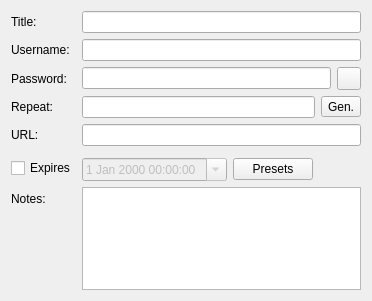
Before: the Qt Designer form src/gui/entry/EditEntryWidgetMain.ui in keepassxreboot/keepassxc, drawn with Qt 5.
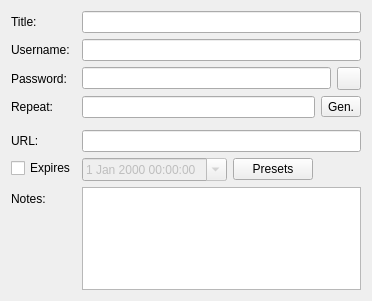
After: the same form once the commit is applied. Custom widgets are drawn as their Qt base class.

Commit message: Move password generator widget to the right row.

The edit to the form file:
```diff
--- a/src/gui/entry/EditEntryWidgetMain.ui
+++ b/src/gui/entry/EditEntryWidgetMain.ui
@@ -87,10 +87,7 @@
      </item>
     </layout>
    </item>
-   <item row="6" column="1">
-    <widget class="QLineEdit" name="urlEdit"/>
-   </item>
-   <item row="6" column="0">
+   <item row="7" column="0">
     <widget class="QLabel" name="urlLabel">
      <property name="text">
       <string>URL:</string>
@@ -98,7 +95,7 @@
     </widget>
    </item>
    <item row="7" column="1">
-    <widget class="PasswordGeneratorWidget" name="passwordGenerator" native="true"/>
+    <widget class="QLineEdit" name="urlEdit"/>
    </item>
    <item row="8" column="0">
     <widget class="QCheckBox" name="expireCheck">
@@ -145,6 +142,9 @@
      </property>
     </widget>
    </item>
+   <item row="6" column="1">
+    <widget class="PasswordGeneratorWidget" name="passwordGenerator" native="true"/>
+   </item>
   </layout>
  </widget>
  <customwidgets>
```
